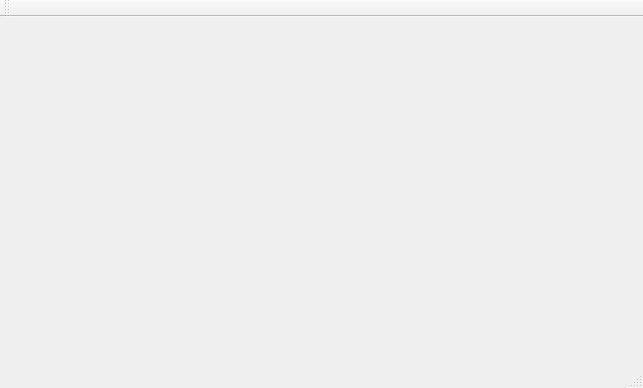
Old version of the form mainwindow.ui in the repository SimonCqk/Photon_Propagation_Simulation.
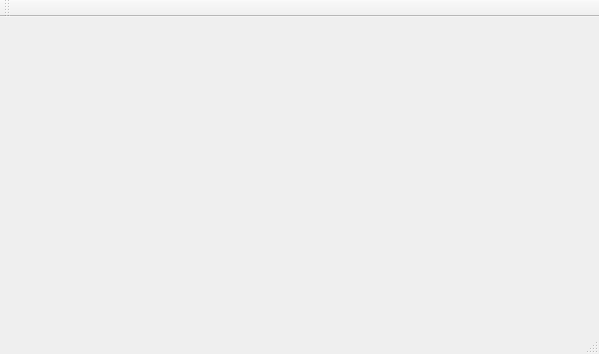
New version of the form.

Patch:
```diff
--- a/mainwindow.ui
+++ b/mainwindow.ui
@@ -6,8 +6,8 @@
    <rect>
     <x>0</x>
     <y>0</y>
-    <width>643</width>
-    <height>388</height>
+    <width>599</width>
+    <height>354</height>
    </rect>
   </property>
   <property name="windowTitle">
```
Left out of the diff: 2 changed lines with no effect on the pictures.
